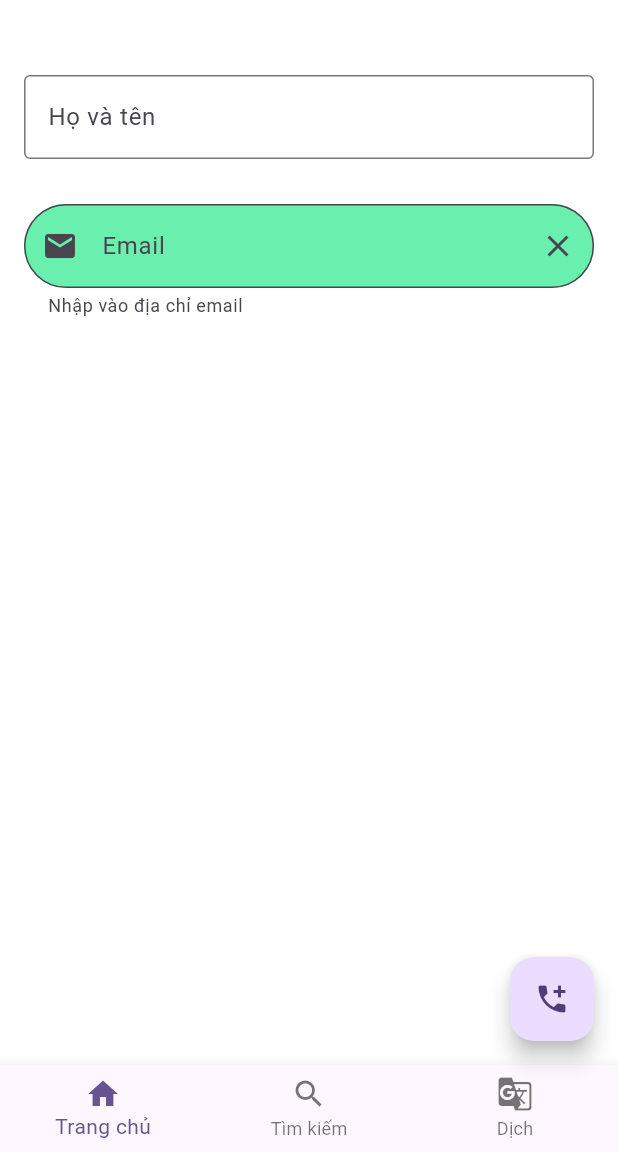
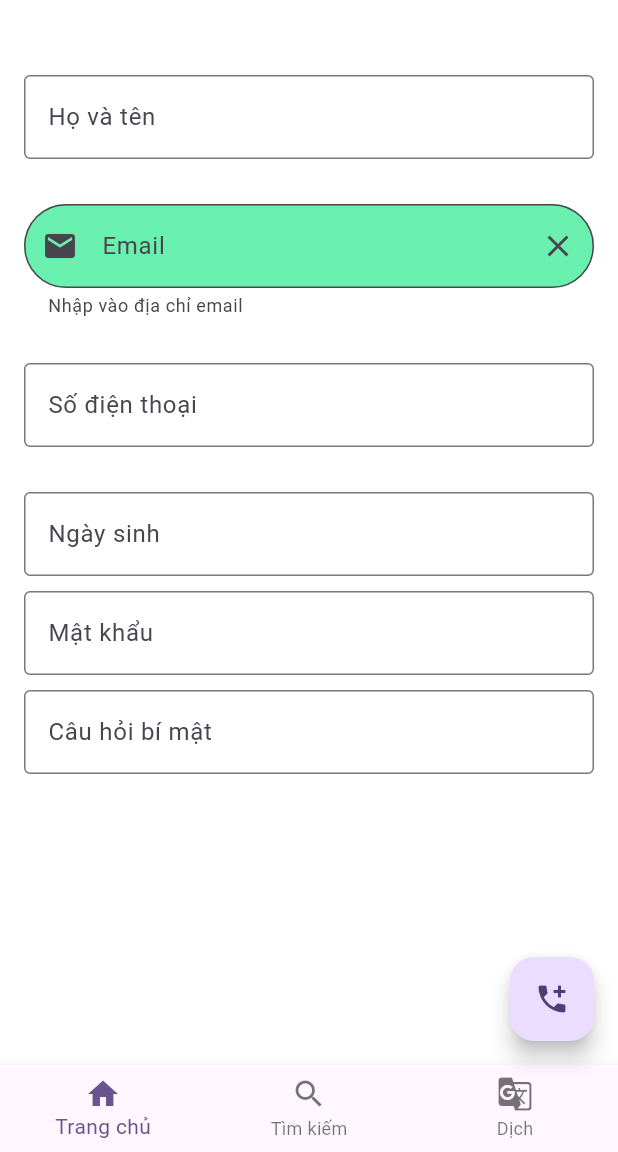
Before and after one commit to thonguyenp/FlutterProgramming, a Flutter app: the screen it shows after launch, on a phone screen of 412 x 824 dp, the part 84-1236 px from its top. Run offline on Flutter 3.47's test engine with Material 3 defaults, Android fonts, the phone set to English and light mode, and no system bars.

```diff
--- a/app_02/lib/MyTextField.dart
+++ b/app_02/lib/MyTextField.dart
@@ -44,7 +44,57 @@ class MyTextField extends StatelessWidget {
                     filled: true,
                     fillColor: Colors.greenAccent,
                   ),
+                  keyboardType: TextInputType.emailAddress,
+                ),
 
+                SizedBox(height: 30,),
+                TextField(
+                  decoration: InputDecoration(
+                    labelText: "Số điện thoại",
+                    hintText: "Nhập vào SDT của bạn",
+                    border: OutlineInputBorder(),
+                  ),
+                  // Thay đổi dạng bàn phím
+                  keyboardType: TextInputType.phone,
+                ),
+                SizedBox(height: 30,),
+                TextField(
+                  decoration: InputDecoration(
+                    labelText: "Ngày sinh",
+                    hintText: "Nhập vào ngày sinh của bạn",
+                    border: OutlineInputBorder(),
+                  ),
+                  // Thay đổi dạng bàn phím
+                  keyboardType: TextInputType.datetime,
+                ),
+                SizedBox(height: 10,),
+                TextField(
+                  decoration: InputDecoration(
+                    labelText: "Mật khẩu",
+                    border: OutlineInputBorder(),
+                  ),
+                  // Thay đổi dạng bàn phím
+                  keyboardType: TextInputType.visiblePassword,
+                  obscureText: true,
+                  obscuringCharacter: '*',
+                ),
+
+                SizedBox(height: 10,),
+                TextField(
+                  // onChanged: (value)
+                  // {
+                  //   print("Đang nhập vào $value");
+                  // },
+                  onSubmitted: (value)
+                  {
+                    print("Đã hoàn thành nội dung $value");
+                  },
+                  decoration: InputDecoration(
+                    labelText: "Câu hỏi bí mật",
+                    border: OutlineInputBorder(),
+                  ),
+                  // Thay đổi dạng bàn phím
+                  keyboardType: TextInputType.visiblePassword,
                 ),
               ],
             )
```
